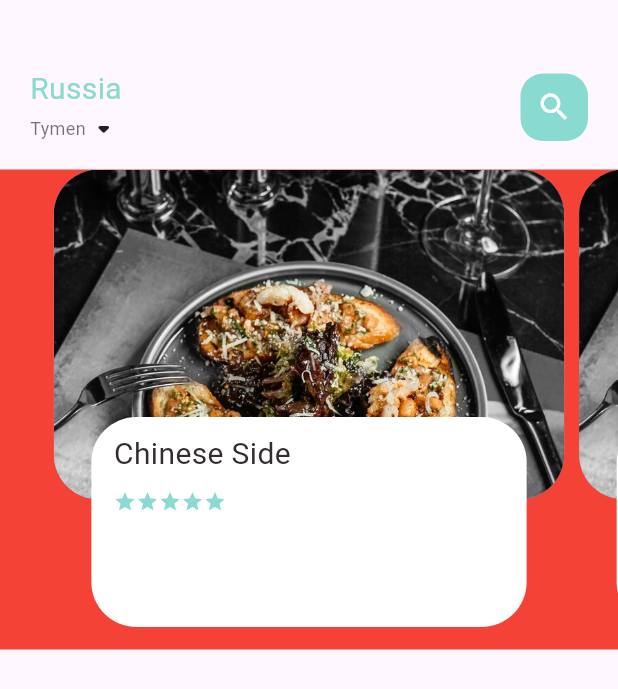
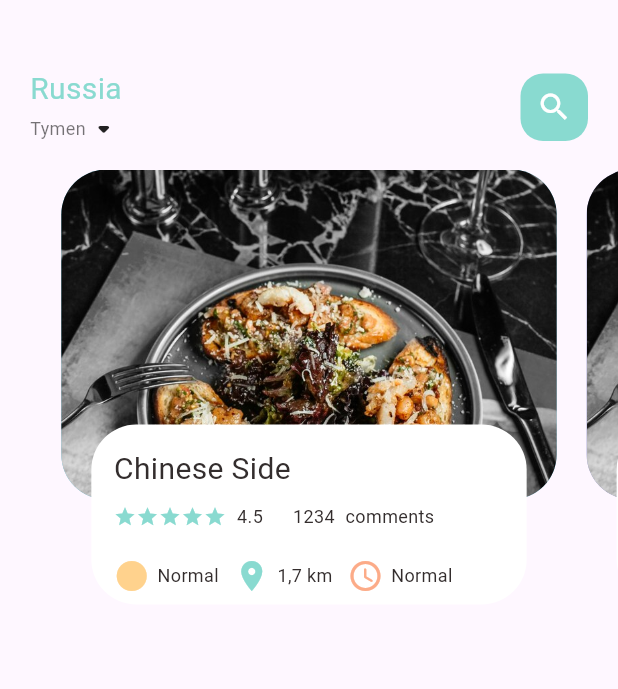
Before and after one commit to GirichevVasiliy/food_delivery, a Flutter app: the screen it shows after launch, on a phone screen of 412 x 824 dp. Shown: the top 689 px of the screen. Run offline on Flutter 3.47's test engine with Material 3 defaults, Android fonts, the phone set to English and light mode, and no system bars.

Commit message:
06.05.24: Create main page

```diff
--- a/lib/home/food_page_body.dart
+++ b/lib/home/food_page_body.dart
@@ -1,6 +1,8 @@
 import 'package:flutter/material.dart';
 import 'package:food_delivery/utils/colors.dart';
 import 'package:food_delivery/widgets/big_text.dart';
+import 'package:food_delivery/widgets/icon_and_text_widget.dart';
+import 'package:food_delivery/widgets/small_text.dart';
 
 // Класс карусели на главной страницы
 class FoodPageBody extends StatefulWidget {
@@ -12,11 +14,27 @@ class FoodPageBody extends StatefulWidget {
 
 class _FoodPageBodyState extends State<FoodPageBody> {
   PageController pageController = PageController(viewportFraction: 0.85);
+  var _currPageValue = 0.0; // переменная для страниц карусели, при перемотке: 1.0, 2.0 и тд номера страниц
+
+  @override
+  void initState() {
+    super.initState();
+    pageController.addListener(() {
+     setState(() {
+       _currPageValue = pageController.page!;
+     });
+    });
+  }
+
+  @override
+  void dispose(){
+    pageController.dispose();
+  }
 
   @override
   Widget build(BuildContext context) {
     return Container(
-      color: Colors.red,
+      //color: Colors.red,
       height: 320,
       child: PageView.builder(
           controller: pageController,
@@ -33,7 +51,7 @@ class _FoodPageBodyState extends State<FoodPageBody> {
       children: [
         Container(
           height: 220,
-          margin: EdgeInsets.only(left: 5, right: 5),
+          margin: EdgeInsets.only(left: 10, right: 10),
           decoration: BoxDecoration(
               borderRadius: BorderRadius.circular(30),
               color: index.isEven ? Color(0xFF69c5df) : Color(0xFF9294cc),
@@ -44,20 +62,23 @@ class _FoodPageBodyState extends State<FoodPageBody> {
         Align(
           alignment: Alignment.bottomCenter,
           child: Container(
-            height: 140,
-            margin: EdgeInsets.only(left: 30, right: 30, bottom: 15),
+            height: 120,
+            margin: EdgeInsets.only(left: 30, right: 30, bottom: 30),
             decoration: BoxDecoration(
               borderRadius: BorderRadius.circular(30),
               color: Colors.white,
             ),
             child: Container(
-              padding: EdgeInsets.only(top: 10, left: 15, right: 15),
+              padding: EdgeInsets.only(top: 15, left: 15, right: 15),
               child: Column(
                 crossAxisAlignment: CrossAxisAlignment.start,
                 children: [
                   BigText(text: "Chinese Side"),
-                  SizedBox(height: 10,),
+                  SizedBox(
+                    height: 10,
+                  ),
                   Row(
+                    //Ряд со звездами
                     children: [
                       Wrap(
                         children: List.generate(5, (index) {
@@ -67,7 +88,38 @@ class _FoodPageBodyState extends State<FoodPageBody> {
                             size: 15,
                           );
                         }),
-                      )
+                      ),
+                      SizedBox(
+                        width: 7,
+                      ),
+                      SmallText(text: "4.5"),
+                      SizedBox(
+                        width: 20,
+                      ),
+                      SmallText(text: "1234"),
+                      SizedBox(
+                        width: 7,
+                      ),
+                      SmallText(text: "comments")
+                    ],
+                  ), //Ряд со звездами
+                  SizedBox(
+                    height: 20,
+                  ),
+                  Row(
+                    children: [
+                      IconAndTextWidget(
+                          icon: Icons.circle_sharp,
+                          text: "Normal",
+                          iconColor: AppColors.iconColor1),
+                      IconAndTextWidget(
+                          icon: Icons.location_on,
+                          text: "1,7 km",
+                          iconColor: AppColors.mainColor),
+                      IconAndTextWidget(
+                          icon: Icons.access_time_rounded,
+                          text: "Normal",
+                          iconColor: AppColors.iconColor2),
                     ],
                   )
                 ],
--- /dev/null
+++ b/lib/widgets/icon_and_text_widget.dart
@@ -0,0 +1,21 @@
+import 'package:flutter/cupertino.dart';
+import 'package:food_delivery/widgets/small_text.dart';
+
+class IconAndTextWidget extends StatelessWidget {
+  final IconData icon;
+  final String text;
+  final Color iconColor;
+  const IconAndTextWidget({super.key, required this.icon, required this.text, required this.iconColor});
+
+  @override
+  Widget build(BuildContext context) {
+    return Row(
+      children: [
+        Icon(icon, color: iconColor,),
+        SizedBox(width: 5,),
+        SmallText(text: text,),
+        SizedBox(width: 10,),
+      ],
+    );
+  }
+}
```
Also changed, not shown: 6 other files.
